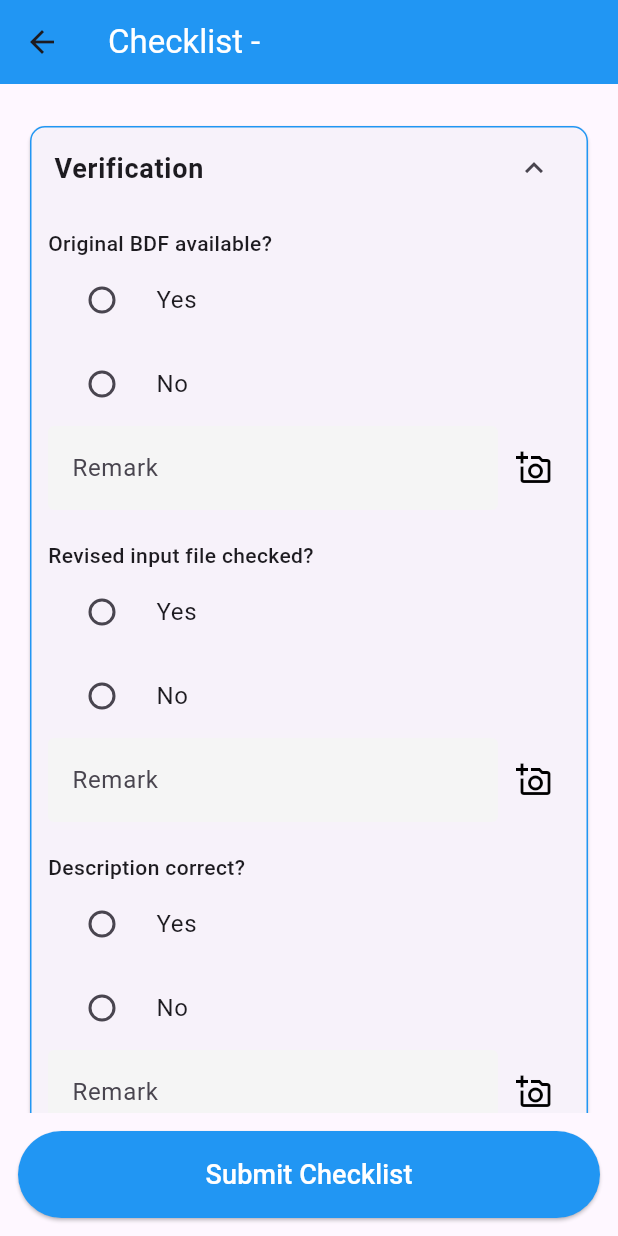
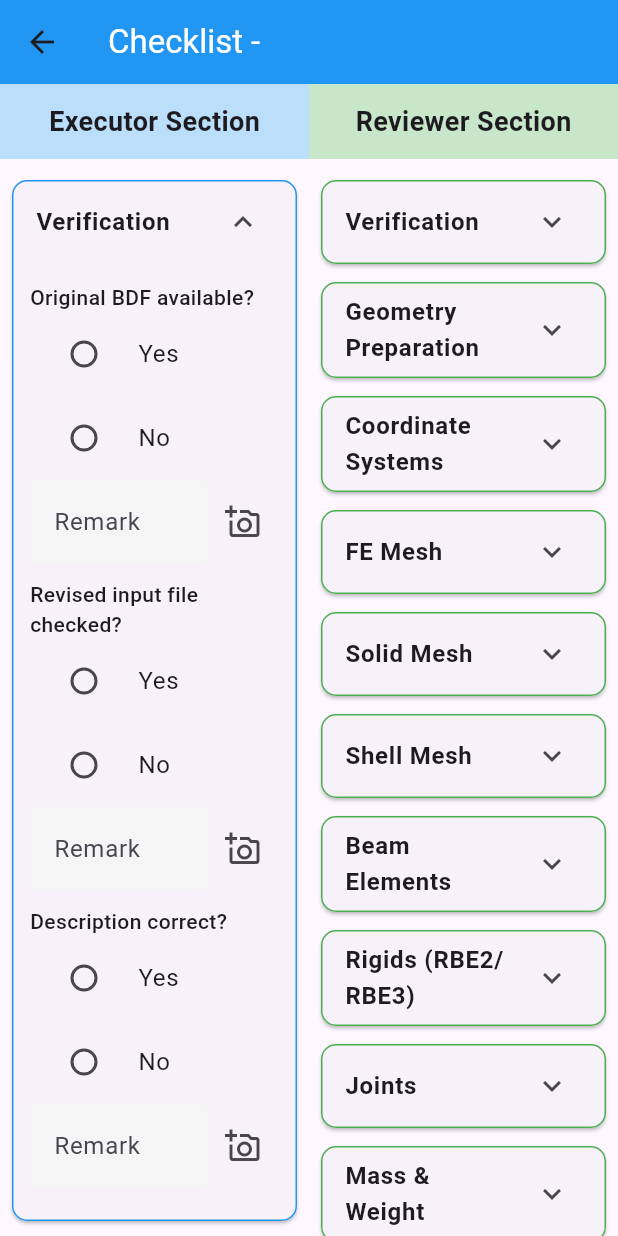
Before and after one commit to yashkhanande/quality-review-system, a Flutter app: the QuestionsScreen screen opened directly with empty values, after a tap on "Verification", on a phone screen of 412 x 824 dp. Run offline on Flutter 3.47's test engine with Material 3 defaults, Android fonts, the phone set to English and light mode, and no system bars; our stand-ins replace bloc, dio, file_picker, flutter_bloc, flutter_secure_storage; missing offline and left inert: dart:html, flutter_dropzone; accounts and stored records are empty.

Commit message:
Updated 50-50

```diff
--- a/lib/screens/questions_sceen.dart
+++ b/lib/screens/questions_sceen.dart
@@ -22,14 +22,12 @@ class ImageUploadState {
   });
 }
 
-// --- Data Model ---
 class Question {
   final String mainQuestion;
   final List<String> subQuestions;
   Question({required this.mainQuestion, required this.subQuestions});
 }
 
-// --- Screen ---
 class QuestionsScreen extends StatefulWidget {
   final String projectTitle;
   final List<String> leaders;
@@ -49,9 +47,10 @@ class QuestionsScreen extends StatefulWidget {
 }
 
 class _QuestionsScreenState extends State<QuestionsScreen> {
-  final Map<String, Map<String, dynamic>> answers = {};
-  final Map<String, List<ImageUploadState>> uploadStates = {};
-  final Set<int> expandedIndexes = {};
+  final Map<String, Map<String, dynamic>> executorAnswers = {};
+  final Map<String, Map<String, dynamic>> reviewerAnswers = {};
+  final Set<int> executorExpanded = {};
+  final Set<int> reviewerExpanded = {};
 
   final List<Question> checklist = [
     Question(
@@ -197,140 +196,65 @@ class _QuestionsScreenState extends State<QuestionsScreen> {
     ),
   ];
 
-  // --- Submit Checklist ---
-  void _submitChecklist() => _uploadAndSubmit();
-
-  Future<void> _uploadAndSubmit() async {
-    final uploadService = UploadService();
-    final checklistService = ChecklistService();
-
-    final Map<String, dynamic> payload = {
-      "projectTitle": widget.projectTitle,
-      "leaders": widget.leaders,
-      "reviewers": widget.reviewers,
-      "executors": widget.executors,
-      "answers": {},
-    };
-
-    for (final entry in answers.entries) {
-      final key = entry.key;
-      final map = Map<String, dynamic>.from(entry.value);
-      if (map.containsKey('images') && map['images'] is List) {
-        final List<dynamic> images = map['images'];
-        final List<String> urls = [];
-        uploadStates[key] = List.generate(
-          images.length,
-          (i) => ImageUploadState(),
-        );
-        int idx = 0;
-        for (final imgEntry in images) {
-          if (imgEntry is Map && imgEntry['bytes'] is Uint8List) {
-            final bytes = imgEntry['bytes'] as Uint8List;
-            final srcName = imgEntry['name'] as String?;
-            final filename =
-                srcName ??
-                'upload_${DateTime.now().millisecondsSinceEpoch}_$idx.png';
-            final cancelToken = CancelToken();
-            try {
-              final url = await uploadService.uploadBytesWithProgress(
-                bytes,
-                filename,
-                (sent, total) {
-                  setState(() {
-                    uploadStates[key]![idx].progress = total > 0
-                        ? sent / total
-                        : 0.0;
-                  });
-                },
-                cancelToken: cancelToken,
-              );
-              urls.add(url);
-              setState(() {
-                uploadStates[key]![idx].status = UploadStatus.success;
-              });
-            } catch (e) {
-              debugPrint('upload failed: $e');
-              setState(() {
-                uploadStates[key]![idx].status = UploadStatus.failed;
-              });
-            }
-          }
-          idx++;
-        }
-        map['images'] = urls;
-      }
-      payload['answers'][key] = map;
-    }
-
-    try {
-      final resp = await checklistService.submitChecklist(payload);
-      debugPrint('Checklist submit response: ${resp.statusCode} ${resp.data}');
-      ScaffoldMessenger.of(context).showSnackBar(
-        const SnackBar(
-          content: Text(
-            "Checklist submitted successfully!",
-            style: TextStyle(fontWeight: FontWeight.bold),
-          ),
-          backgroundColor: Colors.green,
-        ),
-      );
-    } catch (e) {
-      debugPrint('Checklist submission failed: $e');
-      ScaffoldMessenger.of(
-        context,
-      ).showSnackBar(SnackBar(content: Text('Submit failed: $e')));
-    }
-  }
-
-  // --- Build UI ---
   @override
   Widget build(BuildContext context) {
     return Scaffold(
       appBar: AppBar(
         title: Text(
           "Checklist - ${widget.projectTitle}",
-          style: const TextStyle(
-            color: Colors.white,
-            fontWeight: FontWeight.w400,
-          ),
+          style: const TextStyle(color: Colors.white),
         ),
         backgroundColor: Colors.blue,
       ),
       body: SafeArea(
+        child: Row(
+          children: [
+            // Executor Column
+            Expanded(
+              child: Column(
+                children: [
+                  Container(
+                    width: double.infinity,
+                    color: Colors.blue.shade100,
+                    padding: const EdgeInsets.all(12),
+                    child: const Center(
+                      child: Text(
+                        "Executor Section",
+                        style: TextStyle(
+                            fontWeight: FontWeight.bold, fontSize: 18),
+                      ),
+                    ),
+                  ),
+                  Expanded(
                     child: ListView.builder(
-          padding: const EdgeInsets.all(20),
+                      padding: const EdgeInsets.all(8),
                       itemCount: checklist.length,
                       itemBuilder: (context, index) {
                         final question = checklist[index];
-            final isExpanded = expandedIndexes.contains(index);
-
+                        final isExpanded = executorExpanded.contains(index);
                         return Card(
-              margin: const EdgeInsets.symmetric(vertical: 8),
                           shape: RoundedRectangleBorder(
                             borderRadius: BorderRadius.circular(10),
                             side: const BorderSide(color: Colors.blue),
                           ),
+                          margin: const EdgeInsets.symmetric(vertical: 6),
                           child: Column(
                             children: [
                               ListTile(
                                 title: Text(
                                   question.mainQuestion,
                                   style: const TextStyle(
-                        fontSize: 18,
-                        fontWeight: FontWeight.bold,
+                                      fontWeight: FontWeight.bold),
                                 ),
-                    ),
-                    trailing: Icon(
-                      isExpanded
+                                trailing: Icon(isExpanded
                                     ? Icons.keyboard_arrow_up
-                          : Icons.keyboard_arrow_down,
-                    ),
+                                    : Icons.keyboard_arrow_down),
                                 onTap: () {
                                   setState(() {
                                     if (isExpanded) {
-                          expandedIndexes.remove(index);
+                                      executorExpanded.remove(index);
                                     } else {
-                          expandedIndexes.add(index);
+                                      executorExpanded.add(index);
                                     }
                                   });
                                 },
@@ -339,17 +263,20 @@ class _QuestionsScreenState extends State<QuestionsScreen> {
                                 Padding(
                                   padding: const EdgeInsets.all(12.0),
                                   child: Column(
-                        crossAxisAlignment: CrossAxisAlignment.start,
-                        children: question.subQuestions.map((subQ) {
+                                    crossAxisAlignment:
+                                    CrossAxisAlignment.start,
+                                    children:
+                                    question.subQuestions.map((subQ) {
                                       return Padding(
-                            padding: const EdgeInsets.only(bottom: 10.0),
+                                        padding:
+                                        const EdgeInsets.only(bottom: 10),
                                         child: SubQuestionCard(
-                              key: ValueKey(subQ),
+                                          key: ValueKey("executor_$subQ"),
                                           subQuestion: subQ,
-                              initialData: answers[subQ],
+                                          initialData: executorAnswers[subQ],
                                           onAnswer: (ans) {
                                             setState(() {
-                                  answers[subQ] = ans;
+                                              executorAnswers[subQ] = ans;
                                             });
                                           },
                                         ),
@@ -363,34 +290,112 @@ class _QuestionsScreenState extends State<QuestionsScreen> {
                       },
                     ),
                   ),
-      bottomNavigationBar: Padding(
+                ],
+              ),
+            ),
+
+            // Reviewer Column
+            Expanded(
+              child: Column(
+                children: [
+                  Container(
+                    width: double.infinity,
+                    color: Colors.green.shade100,
                     padding: const EdgeInsets.all(12),
-        child: ElevatedButton(
-          onPressed: _submitChecklist,
-          style: ElevatedButton.styleFrom(
-            backgroundColor: Colors.blue,
-            padding: const EdgeInsets.all(16),
+                    child: const Center(
+                      child: Text(
+                        "Reviewer Section",
+                        style: TextStyle(
+                            fontWeight: FontWeight.bold, fontSize: 18),
                       ),
-          child: const Text(
-            "Submit Checklist",
-            style: TextStyle(fontSize: 18, color: Colors.white),
                     ),
+                  ),
+                  Expanded(
+                    child: ListView.builder(
+                      padding: const EdgeInsets.all(8),
+                      itemCount: checklist.length,
+                      itemBuilder: (context, index) {
+                        final question = checklist[index];
+                        final isExpanded = reviewerExpanded.contains(index);
+                        return Card(
+                          shape: RoundedRectangleBorder(
+                            borderRadius: BorderRadius.circular(10),
+                            side: const BorderSide(color: Colors.green),
+                          ),
+                          margin: const EdgeInsets.symmetric(vertical: 6),
+                          child: Column(
+                            children: [
+                              ListTile(
+                                title: Text(
+                                  question.mainQuestion,
+                                  style: const TextStyle(
+                                      fontWeight: FontWeight.bold),
+                                ),
+                                trailing: Icon(isExpanded
+                                    ? Icons.keyboard_arrow_up
+                                    : Icons.keyboard_arrow_down),
+                                onTap: () {
+                                  setState(() {
+                                    if (isExpanded) {
+                                      reviewerExpanded.remove(index);
+                                    } else {
+                                      reviewerExpanded.add(index);
+                                    }
+                                  });
+                                },
+                              ),
+                              if (isExpanded)
+                                Padding(
+                                  padding: const EdgeInsets.all(12.0),
+                                  child: Column(
+                                    crossAxisAlignment:
+                                    CrossAxisAlignment.start,
+                                    children:
+                                    question.subQuestions.map((subQ) {
+                                      return Padding(
+                                        padding:
+                                        const EdgeInsets.only(bottom: 10),
+                                        child: SubQuestionCard(
+                                          key: ValueKey("reviewer_$subQ"),
+                                          subQuestion: subQ,
+                                          initialData: reviewerAnswers[subQ],
+                                          onAnswer: (ans) {
+                                            setState(() {
+                                              reviewerAnswers[subQ] = ans;
+                                            });
+                                          },
+                                        ),
+                                      );
+                                    }).toList(),
+                                  ),
+                                ),
+                            ],
+                          ),
+                        );
+                      },
+                    ),
+                  ),
+                ],
+              ),
+            ),
+          ],
         ),
       ),
     );
   }
 }
 
-// --- SubQuestionCard (Persistent State) ---
+// --- SubQuestionCard ---
 class SubQuestionCard extends StatefulWidget {
   final String subQuestion;
   final Map<String, dynamic>? initialData;
   final Function(Map<String, dynamic>) onAnswer;
+
   const SubQuestionCard({
     super.key,
     required this.subQuestion,
+    this.initialData,
     required this.onAnswer,
-    this.initialData,
   });
 
   @override
@@ -443,8 +448,6 @@ class _SubQuestionCardState extends State<SubQuestionCard> {
     }
   }
 
-  late DropzoneViewController _dropCtrl;
-
   @override
   Widget build(BuildContext context) {
     return Column(
@@ -452,7 +455,7 @@ class _SubQuestionCardState extends State<SubQuestionCard> {
       children: [
         Text(
           widget.subQuestion,
-          style: const TextStyle(fontSize: 14, fontWeight: FontWeight.w500),
+          style: const TextStyle(fontWeight: FontWeight.w500, fontSize: 14),
         ),
         RadioListTile<String>(
           title: const Text("Yes"),
@@ -487,12 +490,11 @@ class _SubQuestionCardState extends State<SubQuestionCard> {
               ),
             ),
             IconButton(
+              icon: const Icon(Icons.add_a_photo_outlined),
               onPressed: _pickImages,
-              icon: const Icon(Icons.add_a_photo_outlined, color: Colors.black),
-            ),
+            )
           ],
         ),
-        const SizedBox(height: 10),
         if (_images.isNotEmpty)
           SizedBox(
             height: 100,
@@ -509,38 +511,29 @@ class _SubQuestionCardState extends State<SubQuestionCard> {
                     children: [
                       ClipRRect(
                         borderRadius: BorderRadius.circular(6),
-                        child: Image.memory(
-                          bytes,
-                          width: 100,
-                          height: 100,
-                          fit: BoxFit.cover,
-                        ),
+                        child: Image.memory(bytes,
+                            width: 100, height: 100, fit: BoxFit.cover),
                       ),
                       Positioned(
+                        right: 4,
                         top: 4,
-                        right: 4,
                         child: GestureDetector(
                           onTap: () {
-                            setState(() {
-                              _images.removeAt(i);
-                            });
+                            setState(() => _images.removeAt(i));
                             _updateAnswer();
                           },
                           child: const CircleAvatar(
                             radius: 10,
                             backgroundColor: Colors.black54,
-                            child: Icon(
-                              Icons.close,
-                              size: 14,
-                              color: Colors.white,
-                            ),
+                            child: Icon(Icons.close,
+                                color: Colors.white, size: 14),
                           ),
                         ),
                       ),
                       if (name != null)
                         Positioned(
+                          bottom: 4,
                           left: 4,
-                          bottom: 4,
                           right: 4,
                           child: Container(
                             color: Colors.black45,
@@ -548,13 +541,11 @@ class _SubQuestionCardState extends State<SubQuestionCard> {
                             child: Text(
                               name,
                               style: const TextStyle(
-                                color: Colors.white,
-                                fontSize: 10,
-                              ),
+                                  color: Colors.white, fontSize: 10),
                               overflow: TextOverflow.ellipsis,
                             ),
                           ),
-                        ),
+                        )
                     ],
                   ),
                 );
```
Lines whose indentation alone changed are shown as unchanged.
